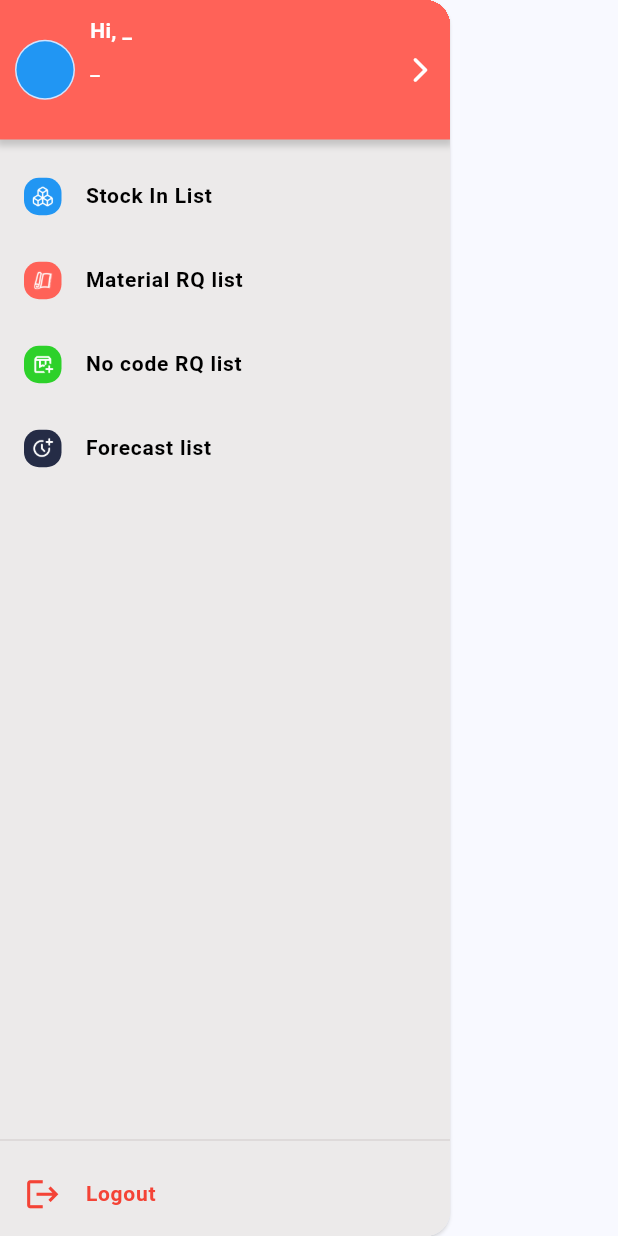
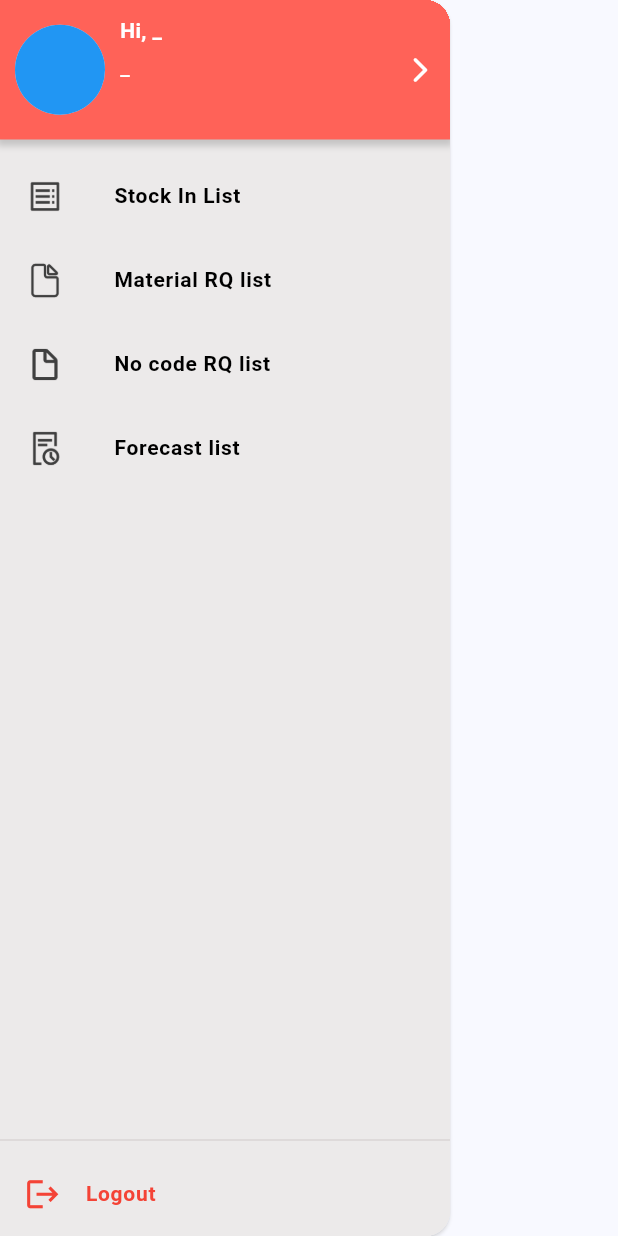
Before and after one commit to ashishratz007/jog_inventory, a Flutter app: the SideBarWidget widget shown alone on an empty page, opened directly, on a phone screen of 412 x 824 dp. Run offline on Flutter 3.47's test engine with Material 3 defaults, Android fonts, the phone set to English and light mode, and no system bars; our stand-ins replace cached_network_image, device_info_plus, dio, file_picker, firebase_core, firebase_crashlytics and 15 more; missing offline and left inert: barcode_scan2, dart:ffi; accounts and stored records are empty; network calls fail; Roboto replaces fonts that are missing (Montserrat).

Commit message:
implemented tab design for no-code and material list page

```diff
--- a/lib/modules/home/widgets/home_drawer.dart
+++ b/lib/modules/home/widgets/home_drawer.dart
@@ -1,4 +1,5 @@
 import 'package:jog_inventory/common/animations/animated_switcher.dart';
+import 'package:jog_inventory/common/animations/small_to_large.dart';
 import 'package:jog_inventory/common/globals/global.dart';
 import 'package:jog_inventory/modules/auth/models/user_login.dart';
 import 'package:jog_inventory/modules/home/controllers/home.dart';
@@ -52,7 +53,7 @@ class _SideBarWidgetState extends State<SideBarWidget> {
               },
         child: AnimatedContainer(
           duration: Duration(milliseconds: 300), // Animation duration
-          width: isExpanded ? 300 : 120,
+          width: isExpanded ? 300 : 100,
           child: Drawer(
             shadowColor: Colors.white,
             child: SafeArea(
@@ -82,14 +83,25 @@ class _SideBarWidgetState extends State<SideBarWidget> {
                       child: Row(
                         mainAxisAlignment: MainAxisAlignment.start,
                         children: [
-                          CircleAvatar(
-                            radius: isExpanded ? 20 : 30,
-                            child: CircleAvatar(
-                              radius: isExpanded ? 19 : 40,
-                              backgroundColor: Colours.primary,
+                          if (!isExpanded)
+                            Container(
+                                key: Key(DateTime.now()
+                                    .microsecondsSinceEpoch
+                                    .toString()),
+                                child: SmallToLargeAnimation(
+                                  child: displayAssetsWidget(
+                                    AppIcons.double_arrow,
+                                  ),
+                                  duration: Duration(milliseconds: 700),
+                                )),
+                          if (isExpanded) ...[
+                            CircleAvatar(
+                              radius: 30,
+                              child: CircleAvatar(
+                                radius: 40,
+                                backgroundColor: Colours.primary,
+                              ),
                             ),
-                          ),
-                          if (isExpanded) ...[
                             gap(space: 10),
                             Expanded(
                               child: Column(
@@ -129,20 +141,34 @@ class _SideBarWidgetState extends State<SideBarWidget> {
                     if (config.isTablet)
                       drawerTile(
                         context,
+                        paddingLeft: 5,
                         leading: Container(
                             child: Icon(
                               Icons.dashboard,
-                              color: Colours.white,
-                              size: isExpanded ? 15 : 25,
+                              color: Colours.greyLight,
+                              size: isExpanded ? 20 : 20,
                             ),
-                            width: isExpanded ? 25 : 50,
-                            height: isExpanded ? 25 : 50,
+                            width: isExpanded ? 50 : 50,
+                            height: isExpanded ? 50 : 50,
                             decoration: BoxDecoration(
                               borderRadius: BorderRadius.circular(10),
-                              color: Colours.secondary,
+                              color: Colours.bgGrey,
                             ),
                             padding: EdgeInsets.all(5)),
-                        title: "Dash Board",
+                        selected: Container(
+                            child: Icon(
+                              Icons.dashboard,
+                              color: Colours.secondary,
+                              size: isExpanded ? 20 : 20,
+                            ),
+                            width: isExpanded ? 50 : 50,
+                            height: isExpanded ? 50 : 50,
+                            decoration: BoxDecoration(
+                              borderRadius: BorderRadius.circular(5),
+                              color: Colours.secondary.withOpacity(0.2),
+                            ),
+                            padding: EdgeInsets.all(5)),
+                        title: " Dash Board",
                         textColor: Colours.black,
                         hideTrailing: true,
                         onTap: () async {
@@ -154,11 +180,16 @@ class _SideBarWidgetState extends State<SideBarWidget> {
                     /// Stock in
                     drawerTile(
                       context,
-                      leading: displayAssetsWidget(AppIcons.boxes_white,
-                          width: isExpanded ? 15 : 40,
-                          height: isExpanded ? 15 : 40,
+                      leading: displayAssetsWidget(AppIcons.stock_in_list_un,
+                          width: isExpanded ? 50 : 50,
+                          height: isExpanded ? 50 : 50,
                           borderRadius: BorderRadius.circular(10),
-                          color: Colours.blue,
+                          padding: EdgeInsets.all(5)),
+                      selected: displayAssetsWidget(AppIcons.stock_in_list_sel,
+                          width: isExpanded ? 50 : 50,
+                          height: isExpanded ? 50 : 50,
+                          fit: BoxFit.contain,
+                          borderRadius: BorderRadius.circular(10),
                           padding: EdgeInsets.all(5)),
                       title: "Stock In List",
                       textColor: Colours.black,
@@ -172,11 +203,16 @@ class _SideBarWidgetState extends State<SideBarWidget> {
                     /// Material Rq
                     drawerTile(
                       context,
-                      leading: displayAssetsWidget(AppIcons.mat_white,
+                      leading: displayAssetsWidget(AppIcons.material_req_un,
+                          borderRadius: BorderRadius.circular(10),
+                          width: isExpanded ? 50 : 50,
+                          height: isExpanded ? 50 : 50,
+                          padding: EdgeInsets.all(5)),
+                      selected: displayAssetsWidget(AppIcons.material_req_sel,
                           borderRadius: BorderRadius.circular(10),
                           color: Colours.secondary,
-                          width: isExpanded ? 15 : 40,
-                          height: isExpanded ? 15 : 40,
+                          width: isExpanded ? 50 : 50,
+                          height: isExpanded ? 50 : 50,
                           padding: EdgeInsets.all(5)),
                       title: "Material RQ list",
                       textColor: Colours.black,
@@ -191,11 +227,15 @@ class _SideBarWidgetState extends State<SideBarWidget> {
                     /// No code
                     drawerTile(
                       context,
-                      leading: displayAssetsWidget(AppIcons.no_code,
+                      leading: displayAssetsWidget(AppIcons.no_code_req_un,
                           borderRadius: BorderRadius.circular(10),
-                          color: Colours.green,
-                          width: isExpanded ? 15 : 40,
-                          height: isExpanded ? 15 : 40,
+                          width: isExpanded ? 50 : 50,
+                          height: isExpanded ? 50 : 50,
+                          padding: EdgeInsets.all(5)),
+                      selected: displayAssetsWidget(AppIcons.no_code_req_sel,
+                          borderRadius: BorderRadius.circular(10),
+                          width: isExpanded ? 50 : 50,
+                          height: isExpanded ? 50 : 50,
                           padding: EdgeInsets.all(5)),
                       title: "No code RQ list",
                       textColor: Colours.black,
@@ -210,11 +250,15 @@ class _SideBarWidgetState extends State<SideBarWidget> {
                     /// Forecast list
                     drawerTile(
                       context,
-                      leading: displayAssetsWidget(AppIcons.future,
-                          width: isExpanded ? 15 : 40,
-                          height: isExpanded ? 15 : 40,
+                      leading: displayAssetsWidget(AppIcons.forecast_un,
+                          width: isExpanded ? 50 : 50,
+                          height: isExpanded ? 50 : 50,
                           borderRadius: BorderRadius.circular(10),
-                          color: Colours.blackMat,
+                          padding: EdgeInsets.all(5)),
+                      selected: displayAssetsWidget(AppIcons.forecast_sel,
+                          width: isExpanded ? 50 : 50,
+                          height: isExpanded ? 50 : 50,
+                          borderRadius: BorderRadius.circular(10),
                           padding: EdgeInsets.all(5)),
                       title: "Forecast list",
                       textColor: Colours.black,
@@ -233,7 +277,13 @@ class _SideBarWidgetState extends State<SideBarWidget> {
                     /// Log out user
                     drawerTile(
                       context,
+                      paddingLeft: 16,paddingRight: 16,
                       leading: Icon(
+                        Icons.logout,
+                        color: Colors.red,
+                        size: isExpanded ? 25 : 50,
+                      ),
+                      selected: Icon(
                         Icons.logout,
                         color: Colors.red,
                         size: isExpanded ? 25 : 50,
@@ -267,30 +317,33 @@ class _SideBarWidgetState extends State<SideBarWidget> {
 
   Widget drawerTile(BuildContext context,
       {required Widget leading,
-      double paddingLeft = 16,
-      double paddingRight = 16,
+      required Widget selected,
+      double paddingLeft = 0,
+      double paddingRight = 0,
       required String title,
       bool hideTrailing = true,
       Color textColor = Colors.black87,
       required Future<void> Function() onTap}) {
     return Obx(
       () => Container(
-        color: (selectedValue == title) ? Colours.primaryBg : null,
+        // color: (selectedValue == title) ? Colours.primaryBg : null,
         child: ListTile(
           minLeadingWidth: 10,
           contentPadding: EdgeInsets.only(
             left: paddingLeft,
             right: paddingRight,
           ),
-          leading: leading,
+          leading: !(selectedValue == title) ? leading : selected,
           title: Visibility(
             visible: isExpanded,
             child: Text(title,
                 style: appTextTheme.titleSmall?.copyWith(
                     color: (selectedValue.value == title)
-                        ? Colours.primary
+                        ? Colours.secondary
                         : textColor,
-                    fontWeight: FontWeight.w600)),
+                    fontWeight: FontWeight.w600),
+            maxLines: 1,
+            ),
           ),
           trailing: hideTrailing
               ? null
```
Also changed, not shown: lib/common/animations/small_to_large.dart (added, +60 -0 lines), lib/common/constant/app_icons.dart (+11 -0 lines), lib/modules/forecast/screens/addforecast_screen.dart (+23 -11 lines), lib/modules/forecast/widgets/add_fabric.dart (+17 -12 lines), assets/icons/double_arrow.png (added), assets/icons/forecast_sel.png (added), assets/icons/forecast_un.png (added), assets/icons/material_req_sel.png (added), assets/icons/material_req_un.png (added), assets/icons/no_code_req_sel.png (added), assets/icons/no_code_req_un.png (added), assets/icons/stock_in_list_sel.png (added), assets/icons/stock_in_list_un.png (added).
